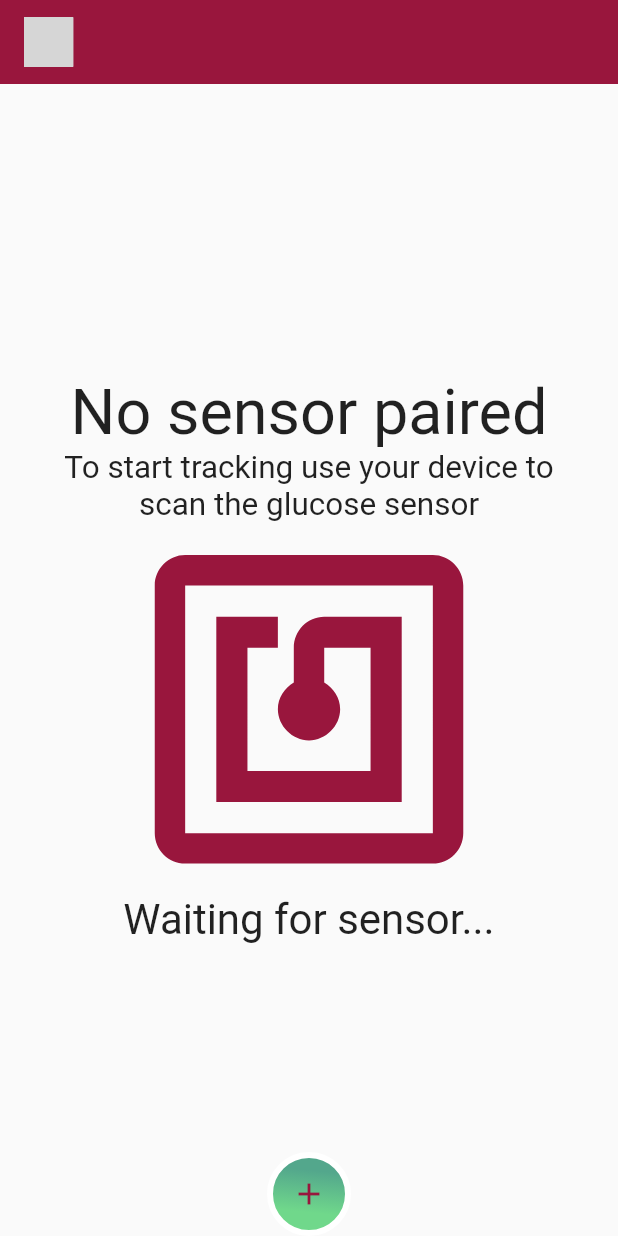
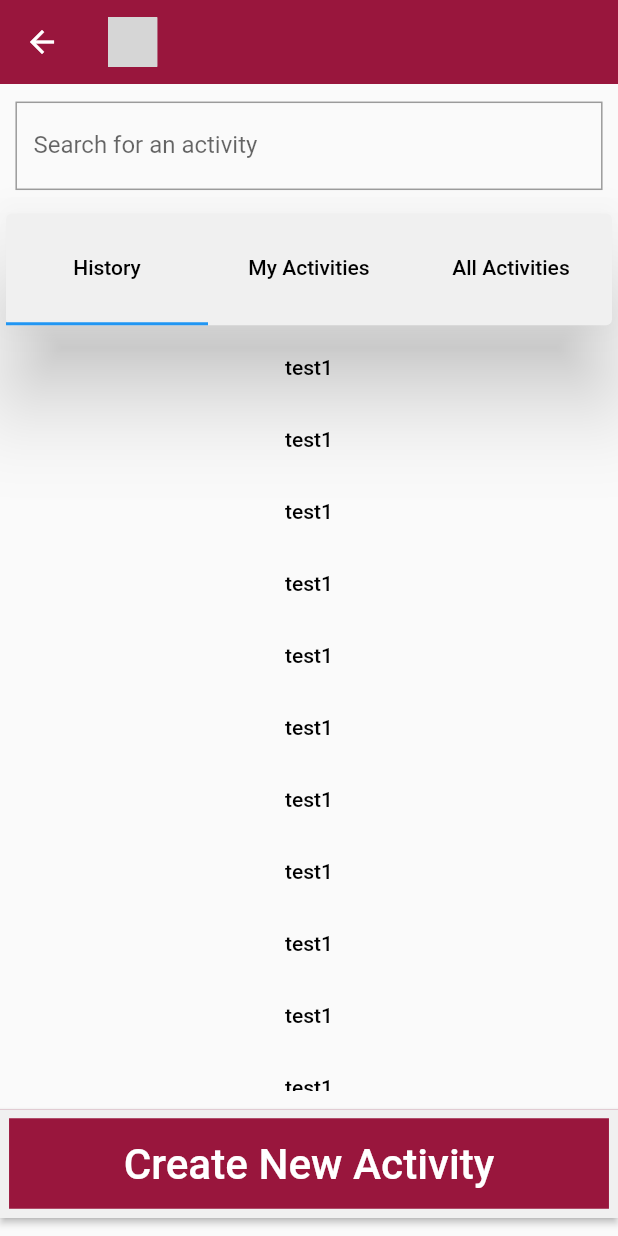
Before and after one commit to amino-health/quantify-app, a Flutter app: the AddActivityScreen screen opened directly, on a phone screen of 412 x 824 dp. Run offline on Flutter 3.47's test engine with Material 2 defaults, Android fonts, the phone set to English and light mode, and no system bars; our stand-ins replace flutter_svg, google_fonts, syncfusion_flutter_charts; missing offline and left inert: lipsum; Roboto replaces fonts that are missing (roboto-bold); grey boxes are pictures that could not be loaded.

Commit message:
Added activityselectionscreen and fixed bugs with ios builds

```diff
--- a/quantify_app/lib/main.dart
+++ b/quantify_app/lib/main.dart
@@ -1,6 +1,6 @@
 import 'package:flutter/material.dart';
-//import 'package:quantify_app/screens/homeScreen.dart';
-import 'package:quantify_app/screens/addActivityScreen.dart';
+import 'package:quantify_app/screens/welcomeScreen.dart';
+//import 'package:quantify_app/screens/addActivityScreen.dart';
 
 void main() {
   runApp(MyApp());
@@ -12,8 +12,8 @@ class MyApp extends StatelessWidget {
   Widget build(BuildContext context) {
     return MaterialApp(
         theme: ThemeData(
-          primarySwatch: Colors.blue,
+          primaryColor: Color(0xFF99163D),
         ),
-        home: AddActivityScreen());
+        home: WelcomeScreen());
   }
 }
--- a/quantify_app/lib/screens/addActivityScreen.dart
+++ b/quantify_app/lib/screens/addActivityScreen.dart
@@ -2,37 +2,160 @@ import 'package:flutter/material.dart';
 import 'package:quantify_app/screens/homeSkeleton.dart';
 //import 'package:flutter_svg/flutter_svg.dart';
 
-class AddActivityScreen extends StatelessWidget {
+class AddActivityScreen extends StatefulWidget {
+  AddActivityScreen({Key key});
+
+  @override
+  _AddActivityScreenState createState() => _AddActivityScreenState();
+}
+
+class _AddActivityScreenState extends State<AddActivityScreen>
+    with TickerProviderStateMixin {
+  TabController _tabController;
+
+  final _activitySearch = TextEditingController();
+
+  @override
+  void initState() {
+    super.initState();
+    _tabController = new TabController(vsync: this, length: 3);
+  }
+
+  bottomButton(BuildContext context, String _title) {
+    return Container(
+        child: FittedBox(
+            fit: BoxFit.fitWidth,
+            child: ElevatedButton(
+              style: ButtonStyle(
+                backgroundColor: MaterialStateProperty.resolveWith<Color>(
+                  (Set<MaterialState> states) {
+                    if (states.contains(MaterialState.pressed))
+                      return Color(0xDD99163D);
+                    else
+                      return Color(0xFF99163D);
+                  },
+                ),
+                shape: MaterialStateProperty.all<RoundedRectangleBorder>(
+                  RoundedRectangleBorder(
+                      borderRadius: BorderRadius.zero,
+                      side: BorderSide(color: Color(0xFFF0F0F0), width: 3)),
+                ),
+              ),
+              child: Padding(
+                padding: const EdgeInsets.only(
+                    left: 25.0, right: 25.0, top: 8, bottom: 8),
+                child: Text(
+                  _title,
+                  style: TextStyle(fontFamily: 'roboto-bold'),
+                ),
+              ),
+              onPressed: () {},
+            )));
+  }
+
+  customScrollview(BuildContext context) {
+    return Container(
+      child: Expanded(
+        child: SingleChildScrollView(
+          child: Column(
+            mainAxisAlignment: MainAxisAlignment.end,
+            children: <Widget>[
+              activityItem(context, 'test1'),
+              activityItem(context, 'test1'),
+              activityItem(context, 'test1'),
+              activityItem(context, 'test1'),
+              activityItem(context, 'test1'),
+              activityItem(context, 'test1'),
+              activityItem(context, 'test1'),
+              activityItem(context, 'test1'),
+              activityItem(context, 'test1'),
+              activityItem(context, 'test1'),
+              activityItem(context, 'test1'),
+              activityItem(context, 'test1'),
+              activityItem(context, 'test1'),
+              activityItem(context, 'test1'),
+              activityItem(context, 'test1'),
+              activityItem(context, 'test1'),
+              activityItem(context, 'test1'),
+            ],
+          ),
+        ),
+      ),
+    );
+  }
+
+  activityItem(BuildContext context, String _name) {
+    return Container(
+        child: TextButton(
+      child: FittedBox(
+        fit: BoxFit.fitWidth,
+        child: Text(
+          _name,
+          style: TextStyle(
+            color: Colors.black,
+          ),
+        ),
+      ),
+      onPressed: () {},
+    ));
+  }
+
+  tabBar(BuildContext context) {
+    return TabBar(tabs: <Tab>[
+      new Tab(
+        child: FittedBox(
+            fit: BoxFit.fitWidth,
+            child: Text('History', style: TextStyle(color: Colors.black))),
+      ),
+      new Tab(
+        child: FittedBox(
+            fit: BoxFit.fitWidth,
+            child:
+                Text('My Activities', style: TextStyle(color: Colors.black))),
+      ),
+      new Tab(
+        child: FittedBox(
+            fit: BoxFit.fitWidth,
+            child:
+                Text('All Activities', style: TextStyle(color: Colors.black))),
+      ),
+    ], controller: _tabController);
+  }
+
   @override
   Widget build(BuildContext context) {
     return Scaffold(
       appBar: CustomAppBar(),
       body: Center(
           child: Column(
-        mainAxisAlignment: MainAxisAlignment.center,
-        children: <Widget>[
-          Text(
-            'No sensor paired',
-            textScaleFactor: 3,
+        children: [
+          Container(
+            alignment: Alignment.center,
+            child: TextField(
+              controller: _activitySearch,
+              decoration: InputDecoration(
+                border: OutlineInputBorder(
+                  borderRadius: BorderRadius.all(Radius.circular(0)),
+                ),
+                labelText: 'Search for an activity',
+              ),
+            ),
+            height: MediaQuery.of(context).size.height * 0.1,
+            width: MediaQuery.of(context).size.width * 0.95,
           ),
-          Padding(
-            padding: const EdgeInsets.only(left: 30, right: 30),
-            child: Text(
-                'To start tracking use your device to scan the glucose sensor',
-                textScaleFactor: 1.5,
-                textAlign: TextAlign.center),
+          Container(
+            height: MediaQuery.of(context).size.height * 0.1,
+            width: MediaQuery.of(context).size.width * 1,
+            child: new Card(
+              elevation: 26.0,
+              color: Color(0xFFF0F0F0),
+              child: tabBar(context),
+            ),
           ),
-          Icon(Icons.nfc,
-              size: MediaQuery.of(context).size.height * 0.3,
-              color: Color(0xFF99163D)),
-          Text(
-            'Waiting for sensor...',
-            textScaleFactor: 2,
-          )
+          customScrollview(context)
         ],
       )),
-      floatingActionButtonLocation: FloatingActionButtonLocation.centerDocked,
-      floatingActionButton: SmartButton(),
+      bottomNavigationBar: bottomButton(context, 'Create New Activity'),
     );
   }
 }
--- a/quantify_app/lib/screens/homeSkeleton.dart
+++ b/quantify_app/lib/screens/homeSkeleton.dart
@@ -1,5 +1,6 @@
 import 'package:flutter/material.dart';
 import 'package:flutter_svg/flutter_svg.dart';
+import 'package:quantify_app/screens/addActivityScreen.dart';
 import 'package:quantify_app/screens/firstScanScreen.dart';
 
 class CustomAppBar extends StatefulWidget implements PreferredSizeWidget {
@@ -115,8 +116,15 @@ class _SmartButtonState extends State<SmartButton> {
                                           child: Icon(Icons.directions_run,
                                               color: Color(0xFF99163D)),
                                           backgroundColor: Colors.white,
-                                          onPressed: () =>
-                                              Navigator.pop(context),
+                                          onPressed: () {
+                                            Navigator.pop(context);
+                                            Navigator.push(
+                                              context,
+                                              MaterialPageRoute(
+                                                  builder: (context) =>
+                                                      AddActivityScreen()),
+                                            );
+                                          },
                                         ),
                                       ),
                                       Padding(
@@ -163,8 +171,6 @@ class _SmartButtonState extends State<SmartButton> {
   }
 }
 
-
-
 class CustomNavBar extends StatefulWidget {
   CustomNavBar({Key key});
 
--- a/quantify_app/lib/screens/userInfoScreen.dart
+++ b/quantify_app/lib/screens/userInfoScreen.dart
@@ -16,6 +16,7 @@ class _UserInfoScreenState extends State<UserInfoScreen> {
   DateTime selectedDate = DateTime.now();
 
   String dropdownValue = 'Male';
+  bool myvar = false;
 
   final _weighttext = TextEditingController();
   final _heighttext = TextEditingController();
@@ -49,7 +50,7 @@ class _UserInfoScreenState extends State<UserInfoScreen> {
       context: context,
       initialDate: selectedDate,
       firstDate: DateTime(1900),
-      lastDate: DateTime(2021),
+      lastDate: selectedDate,
       builder: (context, child) {
         return Theme(
           data: ThemeData.light(),
@@ -108,6 +109,7 @@ class _UserInfoScreenState extends State<UserInfoScreen> {
   @override
   Widget build(BuildContext context) {
     return Scaffold(
+        resizeToAvoidBottomInset: false,
         appBar: CustomAppBar(),
         body: Center(
             child:
@@ -124,6 +126,7 @@ class _UserInfoScreenState extends State<UserInfoScreen> {
                   },
                   focusNode: AlwaysDisabledFocusNode(),
                   decoration: InputDecoration(
+                    counterText: "",
                     border: OutlineInputBorder(
                       borderRadius: BorderRadius.all(Radius.circular(20)),
                     ),
@@ -140,12 +143,14 @@ class _UserInfoScreenState extends State<UserInfoScreen> {
             Container(
               child: TextField(
                 controller: _weighttext,
-                keyboardType: TextInputType.number,
+                keyboardType: TextInputType.numberWithOptions(
+                    signed: true, decimal: true),
                 inputFormatters: <TextInputFormatter>[
                   FilteringTextInputFormatter.allow(RegExp(r'[0-9]')),
                 ],
                 maxLength: 3,
                 decoration: InputDecoration(
+                  counterText: "",
                   border: OutlineInputBorder(
                     borderRadius: BorderRadius.all(Radius.circular(20)),
                   ),
@@ -162,12 +167,14 @@ class _UserInfoScreenState extends State<UserInfoScreen> {
             Container(
               child: TextField(
                 controller: _heighttext,
-                keyboardType: TextInputType.number,
+                keyboardType: TextInputType.numberWithOptions(
+                    signed: true, decimal: true),
                 inputFormatters: <TextInputFormatter>[
                   FilteringTextInputFormatter.allow(RegExp(r'[0-9]')),
                 ],
                 maxLength: 3,
                 decoration: InputDecoration(
+                  counterText: "",
                   border: OutlineInputBorder(
                     borderRadius: BorderRadius.all(Radius.circular(20)),
                   ),
@@ -239,9 +246,10 @@ class _UserInfoScreenState extends State<UserInfoScreen> {
                         ? _heightvalidate = true
                         : _heightvalidate = false;
                   });
-                  _weighttext.text.isNotEmpty & _heighttext.text.isNotEmpty ??
-                      Navigator.pushReplacement(context,
-                          MaterialPageRoute(builder: (context) => TosScreen()));
+                  _weighttext.text.isNotEmpty & _heighttext.text.isNotEmpty
+                      ? Navigator.pushReplacement(context,
+                          MaterialPageRoute(builder: (context) => TosScreen()))
+                      : myvar = false;
                 }),
           ),
         ])));
--- a/quantify_app/pubspec.yaml
+++ b/quantify_app/pubspec.yaml
@@ -31,7 +31,6 @@ dependencies:
   # Use with the CupertinoIcons class for iOS style icons.
   cupertino_icons: ^1.0.2
   google_fonts: ^2.0.0
-  path_provider: ^2.0.0
   lipsum: ^1.0.1
 
 dev_dependencies:
```
Also changed, not shown: 11 other files.
